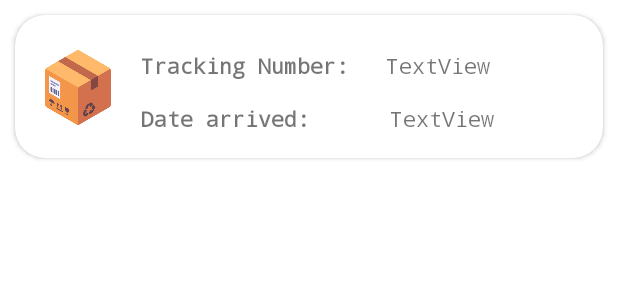
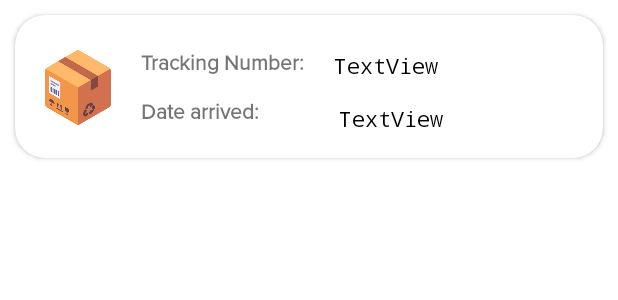
Before and after one commit to aimanrozali/parcely-parcel-management-app, an Android app: the layout parcel_view.xml on its own in the app's theme, with its tools: preview values and no code run, on a phone screen of 412 x 824 dp. Shown: the top 300 px of the screen. Run offline under Robolectric (Android 15) with nearby library versions, the phone set to English and light mode, and no system bars; Roboto replaces fonts that are not available here.

Commit message:
Update parcel display view

```diff
--- a/app/src/main/res/layout/parcel_view.xml
+++ b/app/src/main/res/layout/parcel_view.xml
@@ -26,7 +26,7 @@
             android:layout_height="wrap_content"
             android:layout_marginStart="84dp"
             android:layout_marginTop="24dp"
-            android:fontFamily="monospace"
+            android:fontFamily="@font/proxima_nova"
             android:text="Tracking Number: "
             android:textStyle="bold"
             app:layout_constraintStart_toStartOf="parent"
@@ -41,6 +41,7 @@
             android:layout_marginEnd="16dp"
             android:fontFamily="monospace"
             android:text="TextView"
+            android:textColor="#000000"
             app:layout_constraintEnd_toEndOf="parent"
             app:layout_constraintHorizontal_bias="1.0"
             app:layout_constraintStart_toEndOf="@+id/textView1"
@@ -52,7 +53,7 @@
             android:layout_height="wrap_content"
             android:layout_marginStart="84dp"
             android:layout_marginTop="16dp"
-            android:fontFamily="monospace"
+            android:fontFamily="@font/proxima_nova"
             android:text="Date arrived:"
             android:textStyle="bold"
             app:layout_constraintStart_toStartOf="parent"
@@ -67,6 +68,7 @@
             android:layout_marginEnd="16dp"
             android:fontFamily="monospace"
             android:text="TextView"
+            android:textColor="#000000"
             app:layout_constraintEnd_toEndOf="parent"
             app:layout_constraintHorizontal_bias="0.0"
             app:layout_constraintStart_toEndOf="@+id/textView2"
```
Also changed, not shown: app/src/main/res/font/proxima_nova.otf (added).
